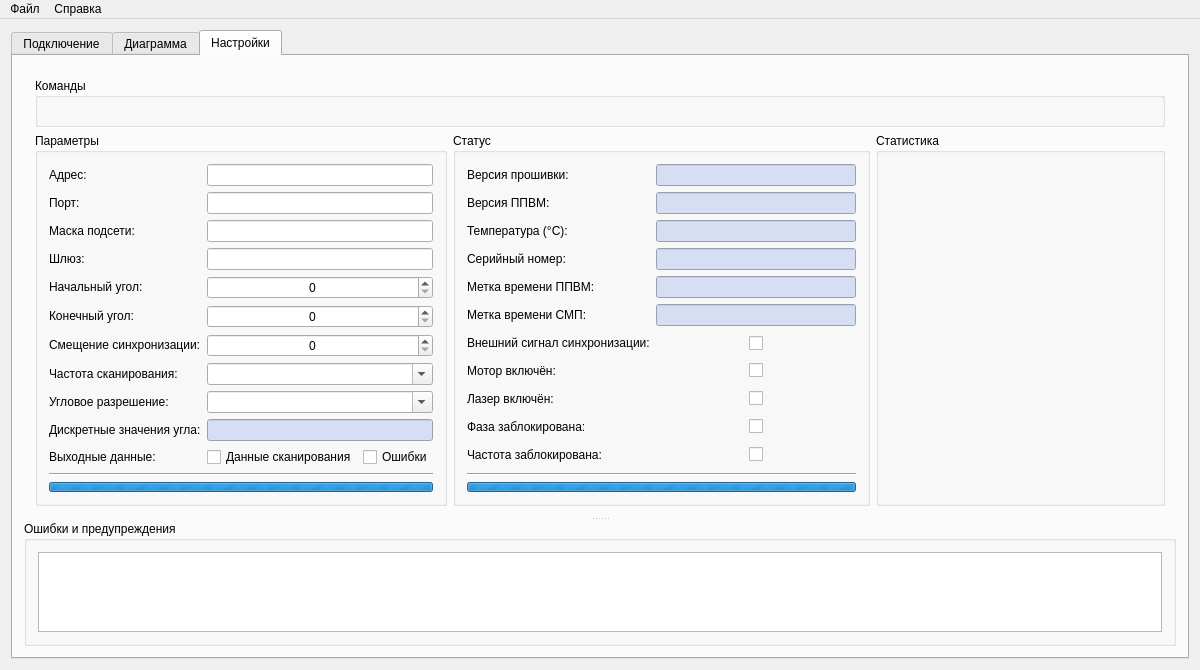
Before: the Qt Designer form Source/window.ui in Grandbrain/Sensor, drawn with Qt 5.
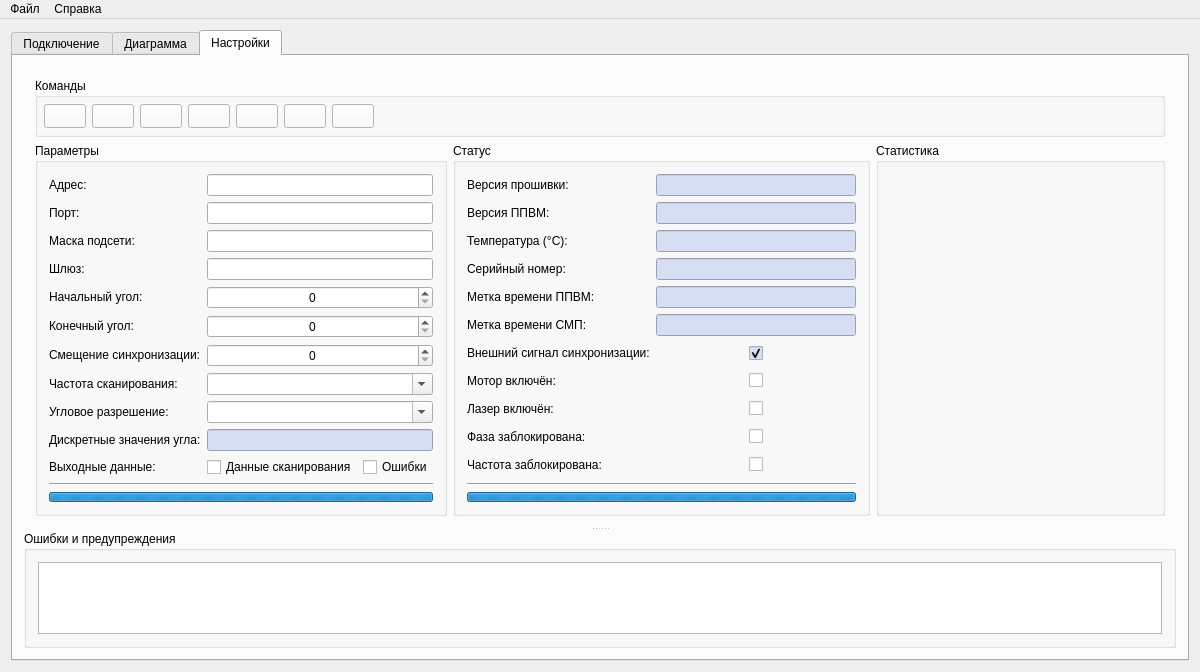
After: the same form once the commit is applied. Icons and pictures are not drawn.

Commit message: Command buttons have been completed

```diff
--- a/Source/window.ui
+++ b/Source/window.ui
@@ -322,16 +322,16 @@
               </property>
               <layout class="QHBoxLayout" name="layoutGroupCommands">
                <property name="leftMargin">
-                <number>2</number>
+                <number>6</number>
                </property>
                <property name="topMargin">
-                <number>2</number>
+                <number>6</number>
                </property>
                <property name="rightMargin">
-                <number>2</number>
+                <number>6</number>
                </property>
                <property name="bottomMargin">
-                <number>2</number>
+                <number>6</number>
                </property>
                <item>
                 <widget class="QPushButton" name="buttonReset">
@@ -341,6 +341,10 @@
                    <verstretch>0</verstretch>
                   </sizepolicy>
                  </property>
+                 <property name="styleSheet">
+                  <string notr="true">background-color: rgb(250, 250, 250);
+padding: 4px;</string>
+                 </property>
                  <property name="icon">
                   <iconset resource="resources.qrc">
                    <normaloff>:/root/Resources/reset.ico</normaloff>:/root/Resources/reset.ico</iconset>
@@ -351,9 +355,6 @@
                    <height>32</height>
                   </size>
                  </property>
-                 <property name="flat">
-                  <bool>true</bool>
-                 </property>
                 </widget>
                </item>
                <item>
@@ -364,6 +365,10 @@
                    <verstretch>0</verstretch>
                   </sizepolicy>
                  </property>
+                 <property name="styleSheet">
+                  <string notr="true">background-color: rgb(250, 250, 250);
+padding: 4px;</string>
+                 </property>
                  <property name="icon">
                   <iconset resource="resources.qrc">
                    <normaloff>:/root/Resources/status.ico</normaloff>:/root/Resources/status.ico</iconset>
@@ -374,9 +379,6 @@
                    <height>32</height>
                   </size>
                  </property>
-                 <property name="flat">
-                  <bool>true</bool>
-                 </property>
                 </widget>
                </item>
                <item>
@@ -387,6 +389,10 @@
                    <verstretch>0</verstretch>
                   </sizepolicy>
                  </property>
+                 <property name="styleSheet">
+                  <string notr="true">background-color: rgb(250, 250, 250);
+padding: 4px;</string>
+                 </property>
                  <property name="icon">
                   <iconset resource="resources.qrc">
                    <normaloff>:/root/Resources/save.ico</normaloff>:/root/Resources/save.ico</iconset>
@@ -397,9 +403,6 @@
                    <height>32</height>
                   </size>
                  </property>
-                 <property name="flat">
-                  <bool>true</bool>
-                 </property>
                 </widget>
                </item>
                <item>
@@ -410,6 +413,10 @@
                    <verstretch>0</verstretch>
                   </sizepolicy>
                  </property>
+                 <property name="styleSheet">
+                  <string notr="true">background-color: rgb(250, 250, 250);
+padding: 4px;</string>
+                 </property>
                  <property name="icon">
                   <iconset resource="resources.qrc">
                    <normaloff>:/root/Resources/set.ico</normaloff>:/root/Resources/set.ico</iconset>
@@ -420,9 +427,6 @@
                    <height>32</height>
                   </size>
                  </property>
-                 <property name="flat">
-                  <bool>true</bool>
-                 </property>
                 </widget>
                </item>
                <item>
@@ -433,6 +437,10 @@
                    <verstretch>0</verstretch>
                   </sizepolicy>
                  </property>
+                 <property name="styleSheet">
+                  <string notr="true">background-color: rgb(250, 250, 250);
+padding: 4px;</string>
+                 </property>
                  <property name="icon">
                   <iconset resource="resources.qrc">
                    <normaloff>:/root/Resources/get.ico</normaloff>:/root/Resources/get.ico</iconset>
@@ -443,13 +451,14 @@
                    <height>32</height>
                   </size>
                  </property>
-                 <property name="flat">
-                  <bool>true</bool>
-                 </property>
                 </widget>
                </item>
                <item>
                 <widget class="QPushButton" name="buttonResetParams">
+                 <property name="styleSheet">
+                  <string notr="true">background-color: rgb(250, 250, 250);
+padding: 4px;</string>
+                 </property>
                  <property name="icon">
                   <iconset resource="resources.qrc">
                    <normaloff>:/root/Resources/params.ico</normaloff>:/root/Resources/params.ico</iconset>
@@ -460,9 +469,6 @@
                    <height>32</height>
                   </size>
                  </property>
-                 <property name="flat">
-                  <bool>true</bool>
-                 </property>
                 </widget>
                </item>
                <item>
@@ -473,6 +479,10 @@
                    <verstretch>0</verstretch>
                   </sizepolicy>
                  </property>
+                 <property name="styleSheet">
+                  <string notr="true">background-color: rgb(250, 250, 250);
+padding: 4px;</string>
+                 </property>
                  <property name="icon">
                   <iconset resource="resources.qrc">
                    <normaloff>:/root/Resources/start.ico</normaloff>:/root/Resources/start.ico</iconset>
@@ -483,9 +493,6 @@
                    <height>32</height>
                   </size>
                  </property>
-                 <property name="flat">
-                  <bool>true</bool>
-                 </property>
                 </widget>
                </item>
                <item>
@@ -1741,15 +1748,103 @@
                  </item>
                  <item>
                   <widget class="QCheckBox" name="checkExternalSync">
-                   <property name="enabled">
-                    <bool>true</bool>
-                   </property>
                    <property name="sizePolicy">
                     <sizepolicy hsizetype="Fixed" vsizetype="Preferred">
                      <horstretch>0</horstretch>
                      <verstretch>0</verstretch>
                     </sizepolicy>
                    </property>
+                   <property name="palette">
+                    <palette>
+                     <active>
+                      <colorrole role="Button">
+                       <brush brushstyle="SolidPattern">
+                        <color alpha="255">
+                         <red>213</red>
+                         <green>222</green>
+                         <blue>242</blue>
+                        </color>
+                       </brush>
+                      </colorrole>
+                      <colorrole role="Base">
+                       <brush brushstyle="SolidPattern">
+                        <color alpha="255">
+                         <red>213</red>
+                         <green>222</green>
+                         <blue>242</blue>
+                        </color>
+                       </brush>
+                      </colorrole>
+                      <colorrole role="Window">
+                       <brush brushstyle="SolidPattern">
+                        <color alpha="255">
+                         <red>213</red>
+                         <green>222</green>
+                         <blue>242</blue>
+                        </color>
+                       </brush>
+                      </colorrole>
+                     </active>
+                     <inactive>
+                      <colorrole role="Button">
+                       <brush brushstyle="SolidPattern">
+                        <color alpha="255">
+                         <red>213</red>
+                         <green>222</green>
+                         <blue>242</blue>
+                        </color>
+                       </brush>
+                      </colorrole>
+                      <colorrole role="Base">
+                       <brush brushstyle="SolidPattern">
+                        <color alpha="255">
+                         <red>213</red>
+                         <green>222</green>
+                         <blue>242</blue>
+                        </color>
+                       </brush>
+                      </colorrole>
+                      <colorrole role="Window">
+                       <brush brushstyle="SolidPattern">
+                        <color alpha="255">
+                         <red>213</red>
+                         <green>222</green>
+                         <blue>242</blue>
+                        </color>
+                       </brush>
+                      </colorrole>
+                     </inactive>
+                     <disabled>
+                      <colorrole role="Button">
+                       <brush brushstyle="SolidPattern">
+                        <color alpha="255">
+                         <red>213</red>
+                         <green>222</green>
+                         <blue>242</blue>
+                        </color>
+                       </brush>
+                      </colorrole>
+                      <colorrole role="Base">
+                       <brush brushstyle="SolidPattern">
+                        <color alpha="255">
+                         <red>213</red>
+                         <green>222</green>
+                         <blue>242</blue>
+                        </color>
+                       </brush>
+                      </colorrole>
+                      <colorrole role="Window">
+                       <brush brushstyle="SolidPattern">
+                        <color alpha="255">
+                         <red>213</red>
+                         <green>222</green>
+                         <blue>242</blue>
+                        </color>
+                       </brush>
+                      </colorrole>
+                     </disabled>
+                    </palette>
+                   </property>
                    <property name="mouseTracking">
                     <bool>false</bool>
                    </property>
@@ -1759,11 +1854,8 @@
                    <property name="contextMenuPolicy">
                     <enum>Qt::NoContextMenu</enum>
                    </property>
-                   <property name="checkable">
-                    <bool>false</bool>
-                   </property>
                    <property name="checked">
-                    <bool>false</bool>
+                    <bool>true</bool>
                    </property>
                   </widget>
                  </item>
```
The commit also changes 14 other files.
